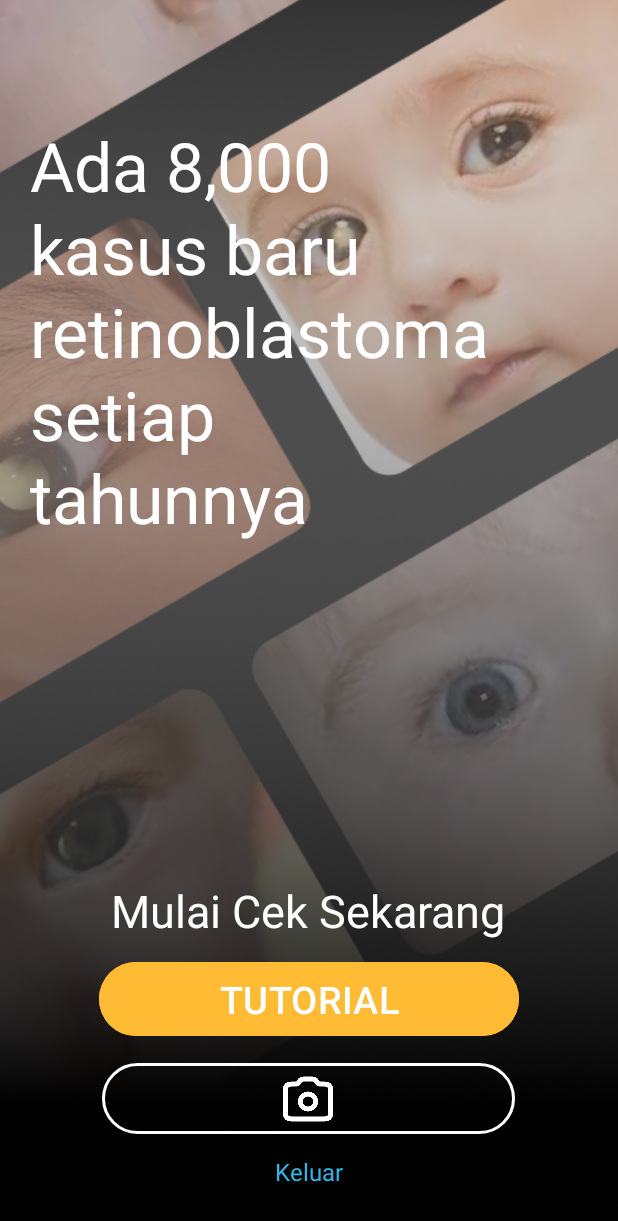
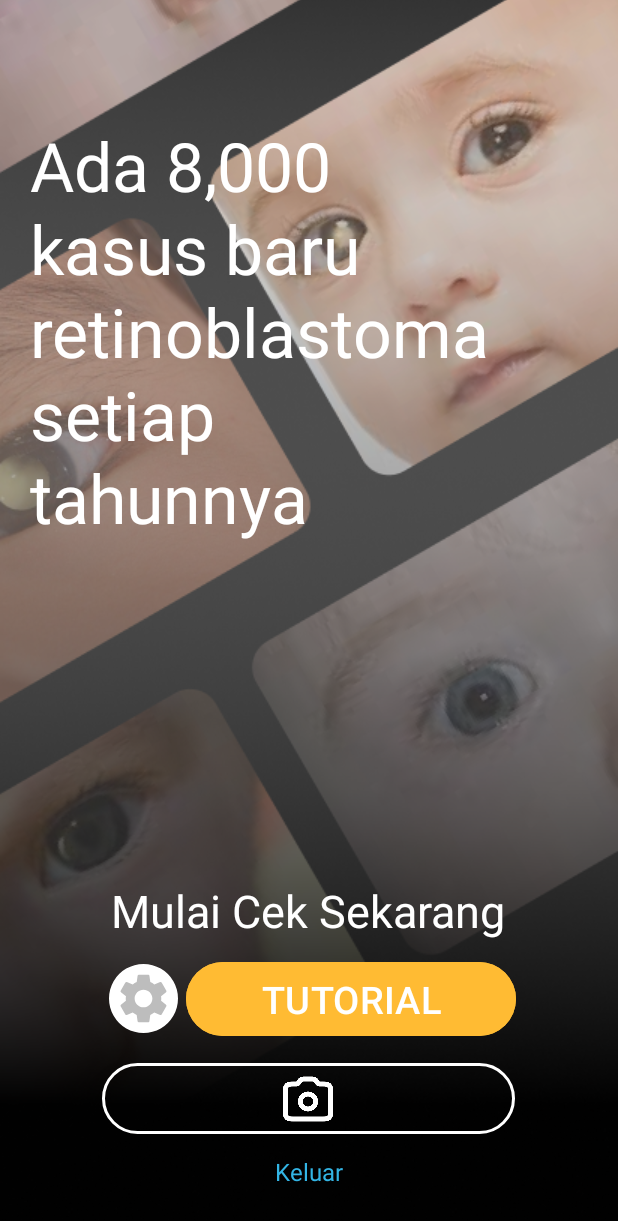
Before and after one commit to AMMAR839/RB_AID, an Android app: the BerandaActivity screen opened directly, with no data from a screen before it, on a phone screen of 412 x 824 dp. Shown: the top 1221 px of the screen. Run offline under Robolectric (Android 15) with nearby library versions, the phone set to English and light mode, and no system bars; our stand-ins replace Firebase (no records; nobody signed in at launch, a user with empty details on screens opened directly).

Commit message:
Tambah setting_icon

```diff
--- /dev/null
+++ b/app/src/main/res/drawable/setting_icon.xml
@@ -0,0 +1,20 @@
+<vector xmlns:android="http://schemas.android.com/apk/res/android"
+    android:width="46dp"
+    android:height="46dp"
+    android:viewportWidth="56"
+    android:viewportHeight="56">
+    <path
+        android:fillColor="#FFFFFF"
+        android:pathData="M28,0
+                          A28,28 0 1,1 27.999,0Z"/>
+    <group
+        android:translateX="4"
+        android:translateY="4"
+        android:scaleX="2.0"
+        android:scaleY="2.0">
+        <path
+            android:fillColor="#BDBDBD"
+
+            android:pathData="M19.14,12.94c0.04,-0.3 0.06,-0.61 0.06,-0.94c0,-0.32 -0.02,-0.64 -0.07,-0.94l2.03,-1.58c0.18,-0.14 0.23,-0.41 0.12,-0.61l-1.92,-3.32c-0.12,-0.22 -0.37,-0.29 -0.59,-0.22l-2.39,0.96c-0.5,-0.38 -1.03,-0.7 -1.62,-0.94L14.4,2.81c-0.04,-0.24 -0.24,-0.41 -0.48,-0.41h-3.84c-0.24,0 -0.43,0.17 -0.47,0.41L9.25,5.35C8.66,5.59 8.12,5.92 7.63,6.29L5.24,5.33c-0.22,-0.08 -0.47,0 -0.59,0.22L2.74,8.87C2.62,9.08 2.66,9.34 2.86,9.48l2.03,1.58C4.84,11.36 4.8,11.69 4.8,12s0.02,0.64 0.07,0.94l-2.03,1.58c-0.18,0.14 -0.23,0.41 -0.12,0.61l1.92,3.32c0.12,0.22 0.37,0.29 0.59,0.22l2.39,-0.96c0.5,0.38 1.03,0.7 1.62,0.94l0.36,2.54c0.05,0.24 0.24,0.41 0.48,0.41h3.84c0.24,0 0.44,-0.17 0.47,-0.41l0.36,-2.54c0.59,-0.24 1.13,-0.56 1.62,-0.94l2.39,0.96c0.22,0.08 0.47,0 0.59,-0.22l1.92,-3.32c0.12,-0.22 0.07,-0.47 -0.12,-0.61L19.14,12.94zM12,15.6c-1.98,0 -3.6,-1.62 -3.6,-3.6s1.62,-3.6 3.6,-3.6s3.6,1.62 3.6,3.6S13.98,15.6 12,15.6z"/>
+    </group>
+</vector>
--- a/app/src/main/res/layout/activity_beranda.xml
+++ b/app/src/main/res/layout/activity_beranda.xml
@@ -23,19 +23,21 @@
     <RelativeLayout
         android:layout_width="match_parent"
         android:layout_height="match_parent"
-        android:gravity="top">
+        android:gravity="top"
+        tools:layout_editor_absoluteX="-16dp"
+        tools:layout_editor_absoluteY="-48dp">
 
         <TextView
-            android:layout_gravity="top"
             android:id="@+id/infoTextView"
             android:layout_width="wrap_content"
             android:layout_height="wrap_content"
+            android:layout_gravity="top"
             android:layout_marginStart="20dp"
             android:layout_marginTop="80dp"
             android:lineSpacingExtra="2dp"
             android:text="@string/there_are_8_000_new_cases_of_retinoblastoma_every_year"
             android:textColor="@android:color/white"
-            android:textSize="45sp"/>
+            android:textSize="45sp" />
     </RelativeLayout>
 
     <LinearLayout
@@ -53,9 +55,22 @@
             android:layout_marginBottom="10dp"
             android:text="@string/mulai_cek_sekarang"
             android:textColor="@android:color/white"
-                android:textSize="30dp"
+            android:textSize="30sp"
             app:layout_constraintBottom_toTopOf="@+id/tutorialButton"/>
 
+        <LinearLayout
+            android:layout_width="wrap_content"
+            android:layout_height="wrap_content"
+            android:layout_gravity="center">
+            <ImageButton
+                android:id="@+id/setting_button"
+                android:layout_width="46dp"
+                android:layout_height="46dp"
+                android:background="@null"
+                android:contentDescription="@null"
+                android:src="@drawable/setting_icon"
+                android:padding="8dp"
+                android:layout_margin="5dp"/>
 
             <Button
                 android:layout_gravity="center_horizontal"
@@ -65,13 +80,14 @@
                 android:layout_marginBottom="10dp"
                 android:backgroundTint="@android:color/holo_orange_light"
                 android:paddingVertical="7dp"
-                android:paddingHorizontal="80dp"
+                android:paddingHorizontal="50dp"
                 android:text="@string/tutorial"
-                android:textSize="25dp"
+                android:textSize="25sp"
                 android:textColor="@android:color/white" />
+        </LinearLayout>
 
         <com.google.android.material.button.MaterialButton
-                android:layout_gravity="center_horizontal"
+            android:layout_gravity="center"
             android:id="@+id/cameraButton"
             android:layout_width="275dp"
             android:layout_height="55dp"
@@ -81,6 +97,7 @@
             app:strokeWidth="2sp"
             app:strokeColor="@color/white"
             app:icon="@drawable/camera"
+            app:iconTint="@color/white"
             app:iconSize="40dp"
             app:iconPadding="0dp"
             app:iconGravity="textStart"
@@ -96,7 +113,6 @@
             android:layout_width="wrap_content"
             android:layout_height="wrap_content"
             android:layout_marginBottom="32dp"
-                android:clickable="true"
             android:text="@string/Keluar"
             android:textColor="@android:color/holo_blue_light"
             android:textSize="16sp"
```
Lines whose indentation alone changed are shown as unchanged.
